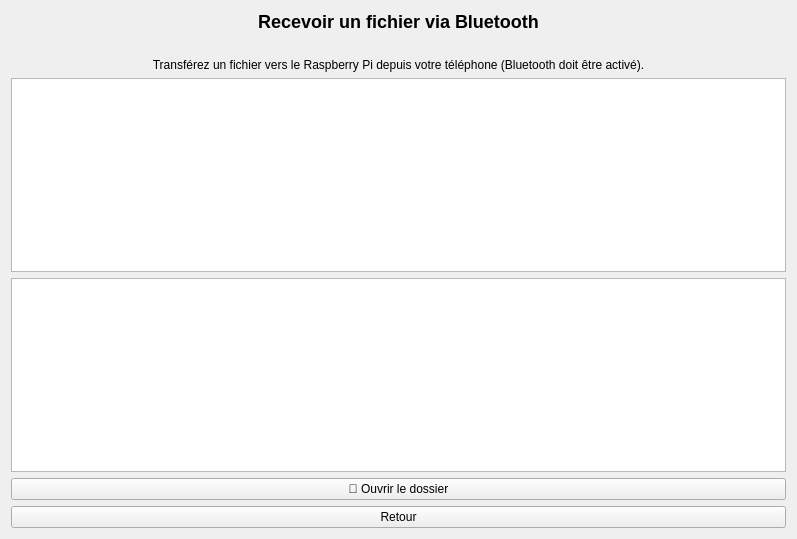
The window that BluetoothReceiverDialog.ui (Eliasgnd/Eau-couper_by_AE) describes before a commit, drawn with Qt 5.
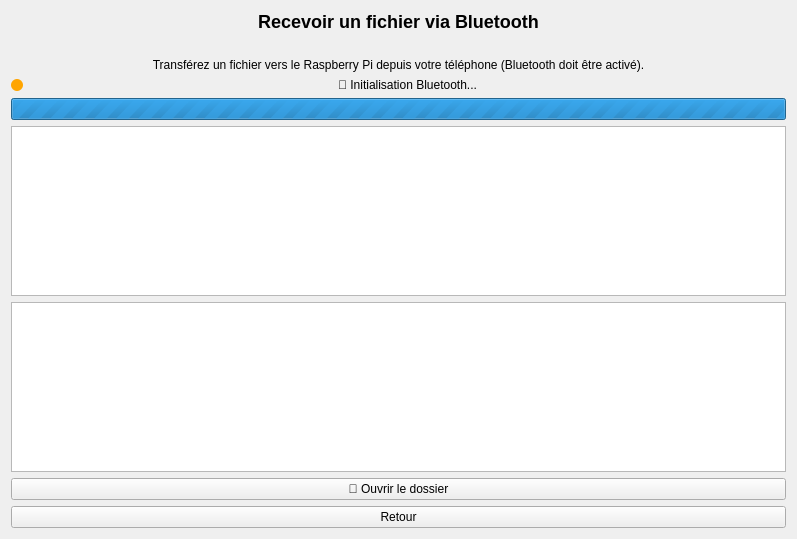
The same window after the commit. Icons and pictures are not drawn.

Commit message: Améliore la visibilité du Bluetooth

```diff
--- a/BluetoothReceiverDialog.ui
+++ b/BluetoothReceiverDialog.ui
@@ -47,6 +47,52 @@
      </property>
     </widget>
    </item>
+  <item>
+   <layout class="QHBoxLayout" name="statusLayout">
+    <item>
+     <widget class="QLabel" name="statusIcon">
+      <property name="minimumSize">
+       <size>
+        <width>12</width>
+        <height>12</height>
+       </size>
+      </property>
+      <property name="maximumSize">
+       <size>
+        <width>12</width>
+        <height>12</height>
+       </size>
+      </property>
+      <property name="styleSheet">
+       <string notr="true">border-radius:6px; background: orange;</string>
+      </property>
+     </widget>
+    </item>
+    <item>
+     <widget class="QLabel" name="statusLabel">
+      <property name="text">
+       <string>🔄 Initialisation Bluetooth...</string>
+      </property>
+      <property name="alignment">
+       <set>Qt::AlignCenter</set>
+      </property>
+     </widget>
+    </item>
+   </layout>
+  </item>
+  <item>
+   <widget class="QProgressBar" name="progressBar">
+    <property name="minimum">
+     <number>0</number>
+    </property>
+    <property name="maximum">
+     <number>0</number>
+    </property>
+    <property name="value">
+     <number>-1</number>
+    </property>
+   </widget>
+  </item>
    <item>
     <widget class="QListWidget" name="fileListWidget"/>
    </item>
```
Left out of the diff: 3 changed lines with no effect on the pictures. Lines whose indentation alone changed are shown as unchanged. The commit also changes 2 other files.
